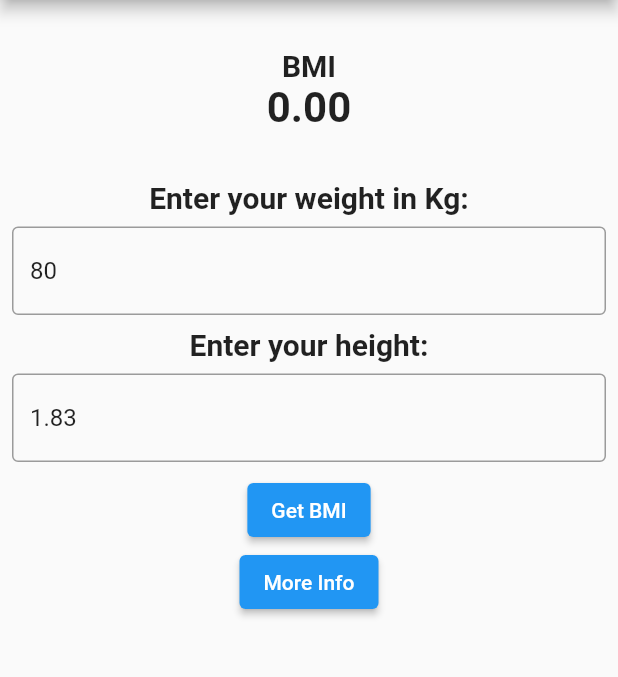
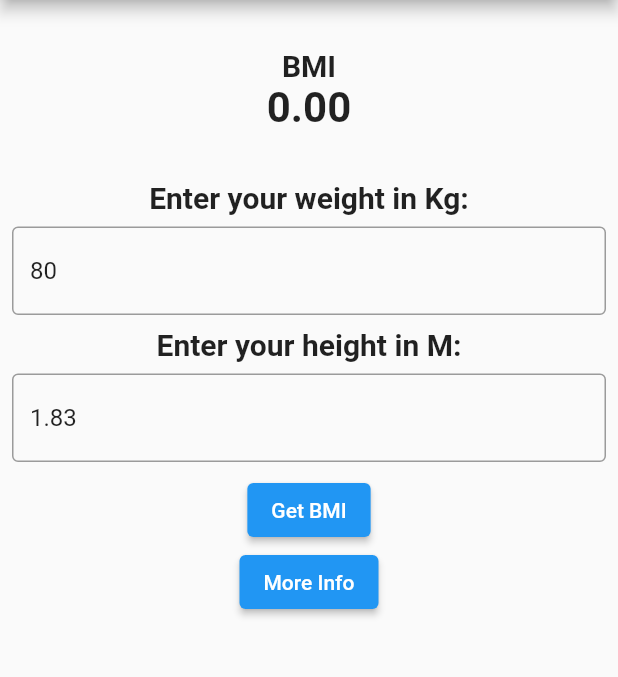
Before and after one commit to amitmishra7/getXDemo, a Flutter app: the screen it shows after launch, on a phone screen of 412 x 824 dp, the part 84-761 px from its top. Run offline on Flutter 3.47's test engine with Material 2 defaults, Android fonts, the phone set to English and light mode, and no system bars; our stand-ins replace get.

Commit message:
HomePage code refactor

```diff
--- a/lib/UI/home_page.dart
+++ b/lib/UI/home_page.dart
@@ -6,8 +6,7 @@ import '../controller/bmi_controller.dart';
 class HomePage extends StatelessWidget {
   @override
   Widget build(BuildContext context) {
-    int height = 0, weight = 0;
-    final BMIController bmi = Get.put(BMIController());
+    final BMIController bmiController = Get.put(BMIController());
 
     return Scaffold(
       appBar: AppBar(title: Text('getxdemo')),
@@ -15,45 +14,79 @@ class HomePage extends StatelessWidget {
         child: Column(
           children: [
             const SizedBox(height: 32),
-            const Text('BMI',
-                style: TextStyle(fontWeight: FontWeight.bold, fontSize: 20)),
-            Obx(() => Text(bmi.bmiValue.value.toStringAsFixed(2),
-                style: const TextStyle(
-                    fontWeight: FontWeight.bold, fontSize: 28))),
+            _bmiText(),
+            _bmiValue(bmiController),
             const SizedBox(height: 32),
-            const Text(
-              'Enter your weight in Kg:',
-              style: TextStyle(fontWeight: FontWeight.bold, fontSize: 20),
-            ),
-            Padding(
-              padding: const EdgeInsets.all(8.0),
-              child: TextField(
-                controller: bmi.weightTextController,
-                decoration: InputDecoration(
-                    border: const OutlineInputBorder(
-                        borderSide: BorderSide(color: Colors.blue))),
-              ),
-            ),
-            const Text(
-              'Enter your height:',
-              style: TextStyle(fontWeight: FontWeight.bold, fontSize: 20),
-            ),
-            Padding(
-              padding: const EdgeInsets.all(8.0),
-              child: TextField(
-                controller: bmi.heightTextController,
-                decoration: const InputDecoration(
-                    border: OutlineInputBorder(
-                        borderSide: BorderSide(color: Colors.blue))),
-              ),
-            ),
-            ElevatedButton(
-                onPressed: () => bmi.getBMI(), child: const Text('Get BMI')),
-            ElevatedButton(
-                onPressed: () => Get.toNamed('/result'), child: const Text('More Info')),
+            _enterWeightText(),
+            _weightInput(bmiController),
+            _enterHeightText(),
+            _heightInput(bmiController),
+            _getBMIButton(bmiController),
+            _moreInfoButton(),
           ],
         ),
       ),
     );
   }
+
+  ElevatedButton _moreInfoButton() {
+    return ElevatedButton(
+              onPressed: () => Get.toNamed('/result'),
+              child: const Text('More Info'));
+  }
+
+  ElevatedButton _getBMIButton(BMIController bmiController) {
+    return ElevatedButton(
+              onPressed: () => bmiController.getBMI(),
+              child: const Text('Get BMI'));
+  }
+
+  Padding _heightInput(BMIController bmiController) {
+    return Padding(
+            padding: const EdgeInsets.all(8.0),
+            child: TextField(
+              controller: bmiController.heightTextController,
+              decoration: const InputDecoration(
+                  border: OutlineInputBorder(
+                      borderSide: BorderSide(color: Colors.blue))),
+            ),
+          );
+  }
+
+  Text _enterHeightText() {
+    return const Text(
+            'Enter your height in M:',
+            style: TextStyle(fontWeight: FontWeight.bold, fontSize: 20),
+          );
+  }
+
+  Padding _weightInput(BMIController bmiController) {
+    return Padding(
+            padding: const EdgeInsets.all(8.0),
+            child: TextField(
+              controller: bmiController.weightTextController,
+              decoration: InputDecoration(
+                  border: const OutlineInputBorder(
+                      borderSide: BorderSide(color: Colors.blue))),
+            ),
+          );
+  }
+
+  Text _enterWeightText() {
+    return const Text(
+            'Enter your weight in Kg:',
+            style: TextStyle(fontWeight: FontWeight.bold, fontSize: 20),
+          );
+  }
+
+  Obx _bmiValue(BMIController bmiController) {
+    return Obx(() => Text(bmiController.bmiValue.value.toStringAsFixed(2),
+              style: const TextStyle(
+                  fontWeight: FontWeight.bold, fontSize: 28)));
+  }
+
+  Text _bmiText() {
+    return const Text('BMI',
+              style: TextStyle(fontWeight: FontWeight.bold, fontSize: 20));
+  }
 }
```
